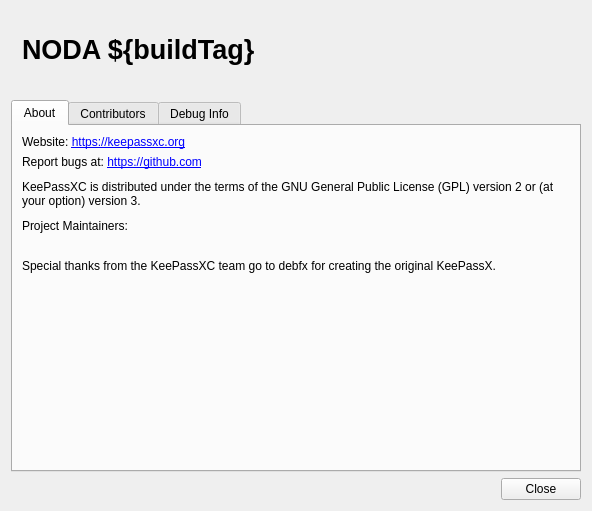
Old version of the form code/client/ui/forms/AboutDialog2.ui in the repository Force67/equilibrium.
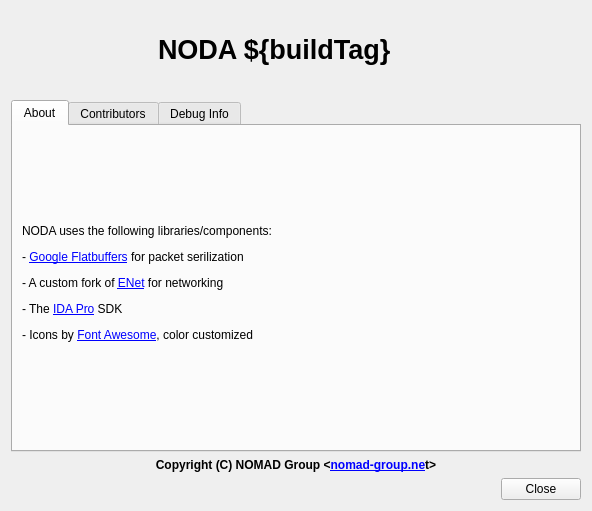
New version of the form. The open tabs and pages were chosen to show the change. Icons and pictures are not drawn.

```diff
--- a/code/client/ui/forms/AboutDialog2.ui
+++ b/code/client/ui/forms/AboutDialog2.ui
@@ -13,7 +13,7 @@
   <property name="windowTitle">
    <string>About KeePassXC</string>
   </property>
-  <layout class="QVBoxLayout" name="verticalLayout_2" stretch="0,1,0">
+  <layout class="QVBoxLayout" name="verticalLayout_2" stretch="0,1,0,0">
    <item>
     <layout class="QHBoxLayout" name="horizontalLayout">
      <property name="topMargin">
@@ -22,7 +22,7 @@
      <property name="bottomMargin">
       <number>20</number>
      </property>
-     <item>
+     <item alignment="Qt::AlignHCenter">
       <widget class="QLabel" name="nameLabel">
        <property name="sizePolicy">
         <sizepolicy hsizetype="Expanding" vsizetype="Preferred">
@@ -81,32 +81,6 @@
        <string>About</string>
       </attribute>
       <layout class="QVBoxLayout" name="verticalLayout_3">
-       <item>
-        <widget class="QLabel" name="label_2">
-         <property name="sizePolicy">
-          <sizepolicy hsizetype="Preferred" vsizetype="Fixed">
-           <horstretch>0</horstretch>
-           <verstretch>0</verstretch>
-          </sizepolicy>
-         </property>
-         <property name="text">
-          <string notr="true">Website: &lt;a href=&quot;https://keepassxc.org/&quot; style=&quot;text-decoration: underline&quot;&gt;https://keepassxc.org&lt;/a&gt;</string>
-         </property>
-         <property name="openExternalLinks">
-          <bool>true</bool>
-         </property>
-        </widget>
-       </item>
-       <item>
-        <widget class="QLabel" name="label_5">
-         <property name="text">
-          <string>Report bugs at: &lt;a href=&quot;https://github.com/keepassxreboot/keepassxc/issues&quot; style=&quot;text-decoration: underline;&quot;&gt;https://github.com&lt;/a&gt;</string>
-         </property>
-         <property name="openExternalLinks">
-          <bool>true</bool>
-         </property>
-        </widget>
-       </item>
        <item>
         <spacer name="verticalSpacer_3">
          <property name="orientation">
@@ -124,7 +98,11 @@
         </spacer>
        </item>
        <item>
-        <widget class="QLabel" name="label_3">
+        <layout class="QHBoxLayout" name="horizontalLayout_2">
+         <item>
+          <layout class="QVBoxLayout" name="verticalLayout_6">
+           <item>
+            <widget class="QLabel" name="labelFeatures">
          <property name="sizePolicy">
           <sizepolicy hsizetype="Minimum" vsizetype="Fixed">
            <horstretch>0</horstretch>
@@ -132,71 +110,37 @@
           </sizepolicy>
          </property>
          <property name="text">
-          <string>KeePassXC is distributed under the terms of the GNU General Public License (GPL) version 2 or (at your option) version 3.</string>
+              <string>&lt;html&gt;&lt;head/&gt;&lt;body&gt;&lt;p&gt;&lt;span style=&quot; font-size:9pt;&quot;&gt;NODA uses the following libraries/components:&lt;/span&gt;&lt;/p&gt;&lt;p&gt;- &lt;a href=&quot;https://github.com/google/flatbuffers&quot;&gt;&lt;span style=&quot; text-decoration: underline; color:#0000ff;&quot;&gt;Google Flatbuffers&lt;/span&gt;&lt;/a&gt; for packet serilization&lt;/p&gt;&lt;p&gt;- A custom fork of &lt;a href=&quot;https://github.com/lsalzman/enet&quot;&gt;&lt;span style=&quot; text-decoration: underline; color:#0000ff;&quot;&gt;ENet&lt;/span&gt;&lt;/a&gt; for networking&lt;/p&gt;&lt;p&gt;- The &lt;a href=&quot;https://www.hex-rays.com/&quot;&gt;&lt;span style=&quot; text-decoration: underline; color:#0000ff;&quot;&gt;IDA Pro&lt;/span&gt;&lt;/a&gt; SDK&lt;/p&gt;&lt;p&gt;- Icons by &lt;a href=&quot;https://fontawesome.com/license&quot;&gt;&lt;span style=&quot; text-decoration: underline; color:#0000ff;&quot;&gt;Font Awesome&lt;/span&gt;&lt;/a&gt;, color customized&lt;br/&gt;&lt;/p&gt;&lt;/body&gt;&lt;/html&gt;</string>
          </property>
          <property name="wordWrap">
           <bool>true</bool>
          </property>
         </widget>
        </item>
+          </layout>
+         </item>
        <item>
-        <spacer name="verticalSpacer_2">
-         <property name="orientation">
-          <enum>Qt::Vertical</enum>
-         </property>
-         <property name="sizeType">
-          <enum>QSizePolicy::Fixed</enum>
-         </property>
-         <property name="sizeHint" stdset="0">
+          <widget class="QWidget" name="widget" native="true">
+           <layout class="QVBoxLayout" name="verticalLayout_7">
+            <item>
+             <widget class="QLabel" name="labelLogo">
+              <property name="maximumSize">
           <size>
-           <width>0</width>
-           <height>5</height>
-          </size>
-         </property>
-        </spacer>
-       </item>
-       <item>
-        <widget class="QLabel" name="label_8">
+                <width>80</width>
+                <height>80</height>
+               </size>
+              </property>
          <property name="text">
-          <string>Project Maintainers:</string>
-         </property>
-        </widget>
-       </item>
-       <item>
-        <widget class="QLabel" name="maintainers">
-         <property name="sizePolicy">
-          <sizepolicy hsizetype="Preferred" vsizetype="Fixed">
-           <horstretch>0</horstretch>
-           <verstretch>0</verstretch>
-          </sizepolicy>
-         </property>
-         <property name="text">
-          <string notr="true"/>
-         </property>
-         <property name="openExternalLinks">
+               <string/>
+              </property>
+              <property name="pixmap">
+               <pixmap resource="../../Resources.qrc">:/logo</pixmap>
+              </property>
+              <property name="scaledContents">
           <bool>true</bool>
          </property>
-         <property name="textInteractionFlags">
-          <set>Qt::LinksAccessibleByKeyboard|Qt::LinksAccessibleByMouse</set>
-         </property>
-        </widget>
-       </item>
-       <item>
-        <widget class="QLabel" name="label_7">
-         <property name="sizePolicy">
-          <sizepolicy hsizetype="Preferred" vsizetype="Fixed">
-           <horstretch>0</horstretch>
-           <verstretch>0</verstretch>
-          </sizepolicy>
-         </property>
-         <property name="text">
-          <string>Special thanks from the KeePassXC team go to debfx for creating the original KeePassX.</string>
-         </property>
-         <property name="wordWrap">
-          <bool>true</bool>
-         </property>
-         <property name="textInteractionFlags">
-          <set>Qt::LinksAccessibleByKeyboard|Qt::LinksAccessibleByMouse</set>
+              <property name="alignment">
+               <set>Qt::AlignRight|Qt::AlignTop|Qt::AlignTrailing</set>
          </property>
         </widget>
        </item>
@@ -207,11 +151,16 @@
          </property>
          <property name="sizeHint" stdset="0">
           <size>
-           <width>0</width>
-           <height>0</height>
+                <width>20</width>
+                <height>40</height>
           </size>
          </property>
         </spacer>
+            </item>
+           </layout>
+          </widget>
+         </item>
+        </layout>
        </item>
       </layout>
      </widget>
@@ -328,7 +277,14 @@
     </widget>
    </item>
    <item>
-    <widget class="QDialogButtonBox" name="buttonBox">
+    <widget class="QLabel" name="labelCopyright">
+     <property name="text">
+      <string>&lt;html&gt;&lt;head/&gt;&lt;body&gt;&lt;p align=&quot;center&quot;&gt;&lt;span style=&quot; font-weight:600;&quot;&gt;Copyright (C) NOMAD Group &amp;lt;&lt;/span&gt;&lt;a href=&quot;https://www.nomad-group.net/&quot;&gt;&lt;span style=&quot; font-weight:600; text-decoration: underline; color:#0000ff;&quot;&gt;nomad-group.ne&lt;/span&gt;&lt;/a&gt;&lt;span style=&quot; font-weight:600;&quot;&gt;t&amp;gt;&lt;/span&gt;&lt;/p&gt;&lt;/body&gt;&lt;/html&gt;</string>
+     </property>
+    </widget>
+   </item>
+   <item>
+    <widget class="QDialogButtonBox" name="btBox">
      <property name="standardButtons">
       <set>QDialogButtonBox::Close</set>
      </property>
```
Left out of the diff: 8 changed lines with no effect on the pictures. Lines whose indentation alone changed are shown as unchanged.
